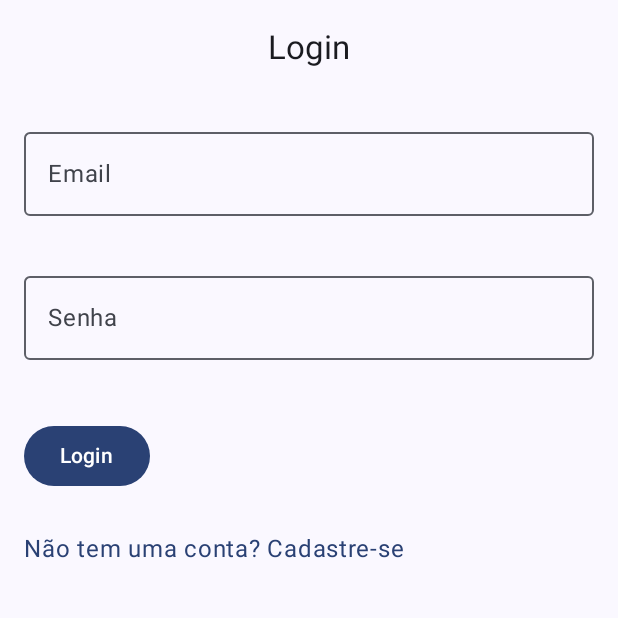
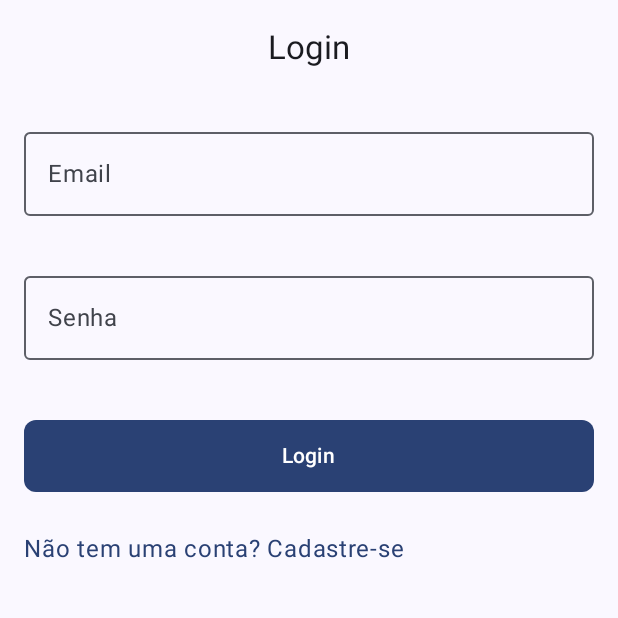
Before and after one commit to Joaovts07/Mylogin, an Android app built with Jetpack Compose: the screen it shows after launch (MainActivity), on a phone screen of 412 x 824 dp, the top half of it. Run offline under Robolectric (Android 15) with nearby library versions, the phone set to English and light mode, and no system bars; our stand-ins replace Firebase (no records; nobody signed in at launch, a user with empty details on screens opened directly).

Commit message:
refactor modifier appearance in LoadingButton

```diff
--- a/app/src/main/java/com/example/mylogin/components/LoadingButton.kt
+++ b/app/src/main/java/com/example/mylogin/components/LoadingButton.kt
@@ -1,6 +1,9 @@
 package com.example.mylogin.components
 
+import androidx.compose.foundation.layout.fillMaxWidth
+import androidx.compose.foundation.layout.height
 import androidx.compose.foundation.layout.size
+import androidx.compose.foundation.shape.RoundedCornerShape
 import androidx.compose.material3.Button
 import androidx.compose.material3.ButtonColors
 import androidx.compose.material3.ButtonDefaults
@@ -14,7 +17,6 @@ import androidx.compose.ui.unit.dp
 @Composable
 fun LoadingButton(
     onClick: () -> Unit,
-    modifier: Modifier = Modifier,
     isLoading: Boolean = false,
     text: String = "Button",
     enabled: Boolean = true,
@@ -22,7 +24,8 @@ fun LoadingButton(
 ) {
     Button(
         onClick = onClick,
-        modifier = modifier,
+        modifier = Modifier.fillMaxWidth().height(48.dp),
+        shape = RoundedCornerShape(8.dp),
         enabled = enabled,
         colors = colors
     ) {
```
